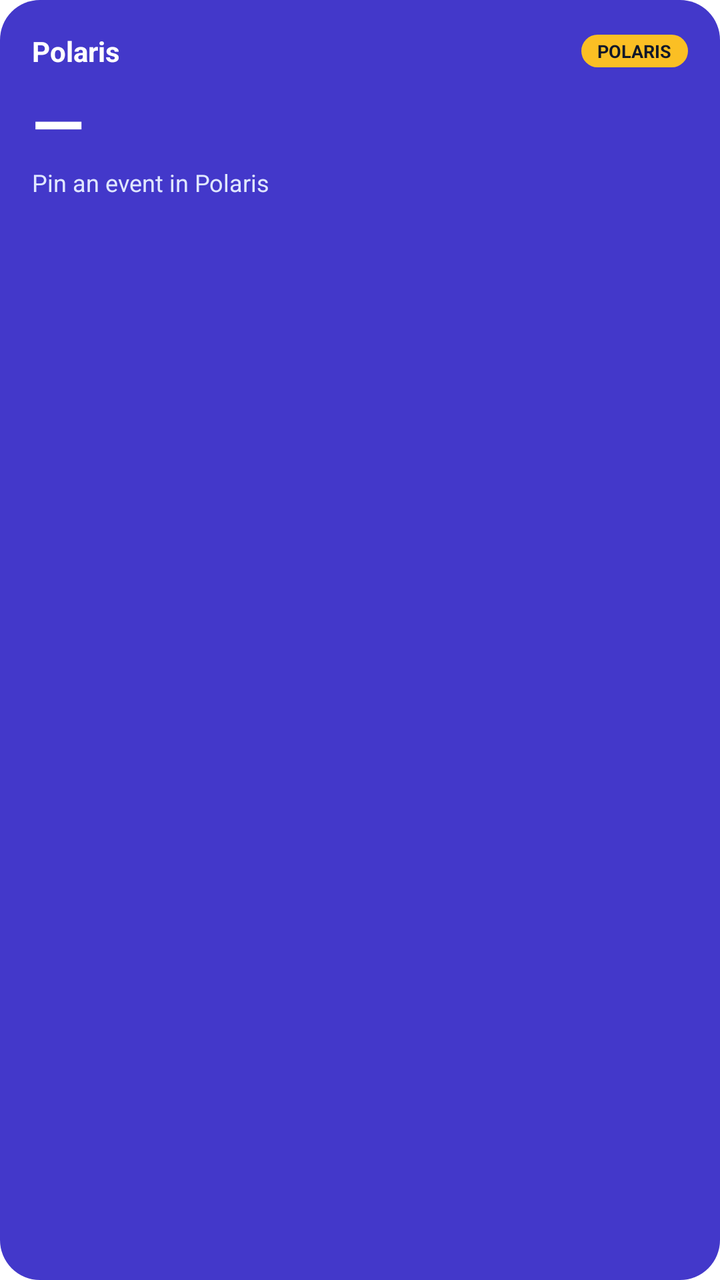
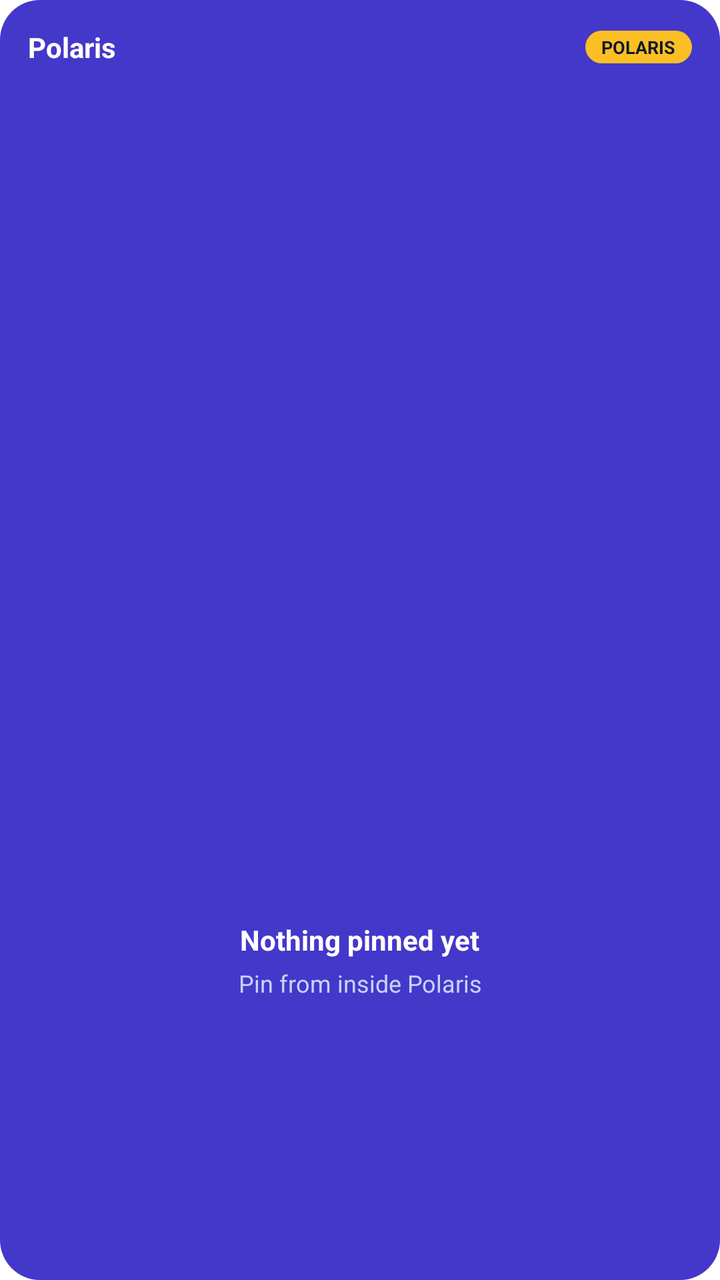

The first picture is an Android layout as it rendered before a commit; the second is the same layout after the commit. The layout source and the unified diff follow.
<!-- AndroidManifest.xml: fallback theme Theme.MaterialComponents.DayNight.NoActionBar -->
<!-- res/layout/polaris_widget_layout.xml -->
<?xml version="1.0" encoding="utf-8"?>
<LinearLayout xmlns:android="http://schemas.android.com/apk/res/android"
    android:id="@+id/polaris_widget_root"
    android:layout_width="match_parent"
    android:layout_height="match_parent"
    android:orientation="vertical"
    android:padding="16dp"
    android:background="@drawable/polaris_widget_background">

    <LinearLayout
        android:layout_width="match_parent"
        android:layout_height="wrap_content"
        android:orientation="horizontal"
        android:gravity="center_vertical">

        <TextView
            android:id="@+id/polaris_widget_title"
            android:layout_width="0dp"
            android:layout_height="wrap_content"
            android:layout_weight="1"
            android:textColor="#FFFFFF"
            android:textSize="14sp"
            android:textStyle="bold"
            android:maxLines="1"
            android:ellipsize="end"
            android:text="Polaris" />

        <TextView
            android:id="@+id/polaris_widget_brand"
            android:layout_width="wrap_content"
            android:layout_height="wrap_content"
            android:paddingHorizontal="8dp"
            android:paddingVertical="2dp"
            android:textColor="#0F172A"
            android:textSize="9sp"
            android:textStyle="bold"
            android:background="@drawable/polaris_widget_brand_pill"
            android:text="POLARIS" />
    </LinearLayout>

    
    <TextView
        android:id="@+id/polaris_widget_days"
        android:layout_width="wrap_content"
        android:layout_height="wrap_content"
        android:layout_marginTop="8dp"
        android:textColor="#FFFFFF"
        android:textSize="34sp"
        android:textStyle="bold"
        android:includeFontPadding="false"
        android:text="—" />

    <TextView
        android:id="@+id/polaris_widget_subtitle"
        android:layout_width="match_parent"
        android:layout_height="wrap_content"
        android:textColor="#E0E7FF"
        android:textSize="12sp"
        android:maxLines="2"
        android:ellipsize="end"
        android:text="Pin an event in Polaris" />
</LinearLayout>
<!-- resources referenced by this layout -->
<resources>
  <!-- drawable polaris_widget_background (drawable) -->
  <?xml version="1.0" encoding="utf-8"?>
  <shape xmlns:android="http://schemas.android.com/apk/res/android"
      android:shape="rectangle">
      <solid android:color="#4338CA" />
      <corners android:radius="20dp" />
  </shape>
  <!-- drawable polaris_widget_brand_pill (drawable) -->
  <?xml version="1.0" encoding="utf-8"?>
  <shape xmlns:android="http://schemas.android.com/apk/res/android"
      android:shape="rectangle">
      <solid android:color="#FBBF24" />
      <corners android:radius="999dp" />
  </shape>
</resources>

<!-- the commit's change to res/layout/polaris_widget_layout.xml (unified diff, before → after) -->
@@ -4,14 +4,16 @@
     android:layout_width="match_parent"
     android:layout_height="match_parent"
     android:orientation="vertical"
-    android:padding="16dp"
+    android:padding="14dp"
     android:background="@drawable/polaris_widget_background">
 
     <LinearLayout
+        android:id="@+id/polaris_widget_header"
         android:layout_width="match_parent"
         android:layout_height="wrap_content"
         android:orientation="horizontal"
-        android:gravity="center_vertical">
+        android:gravity="center_vertical"
+        android:layout_marginBottom="10dp">
 
         <TextView
             android:id="@+id/polaris_widget_title"
@@ -38,25 +40,40 @@
             android:text="POLARIS" />
     </LinearLayout>
 
-    
-    <TextView
-        android:id="@+id/polaris_widget_days"
-        android:layout_width="wrap_content"
-        android:layout_height="wrap_content"
-        android:layout_marginTop="8dp"
-        android:textColor="#FFFFFF"
-        android:textSize="34sp"
-        android:textStyle="bold"
-        android:includeFontPadding="false"
-        android:text="—" />
+    <ListView
+        android:id="@+id/polaris_widget_list"
+        android:layout_width="match_parent"
+        android:layout_height="0dp"
+        android:layout_weight="1"
+        android:divider="@null"
+        android:dividerHeight="0dp"
+        android:listSelector="@android:color/transparent" />
 
-    <TextView
-        android:id="@+id/polaris_widget_subtitle"
+    <LinearLayout
+        android:id="@+id/polaris_widget_empty"
         android:layout_width="match_parent"
-        android:layout_height="wrap_content"
-        android:textColor="#E0E7FF"
-        android:textSize="12sp"
-        android:maxLines="2"
-        android:ellipsize="end"
-        android:text="Pin an event in Polaris" />
+        android:layout_height="0dp"
+        android:layout_weight="1"
+        android:orientation="vertical"
+        android:gravity="center">
+
+        <TextView
+            android:id="@+id/polaris_widget_empty_title"
+            android:layout_width="wrap_content"
+            android:layout_height="wrap_content"
+            android:textColor="#FFFFFF"
+            android:textSize="14sp"
+            android:textStyle="bold"
+            android:text="Nothing pinned yet" />
+
+        <TextView
+            android:id="@+id/polaris_widget_empty_subtitle"
+            android:layout_width="match_parent"
+            android:layout_height="wrap_content"
+            android:layout_marginTop="4dp"
+            android:textColor="#C7D2FE"
+            android:textSize="12sp"
+            android:gravity="center"
+            android:text="Pin from inside Polaris" />
+    </LinearLayout>
 </LinearLayout>
